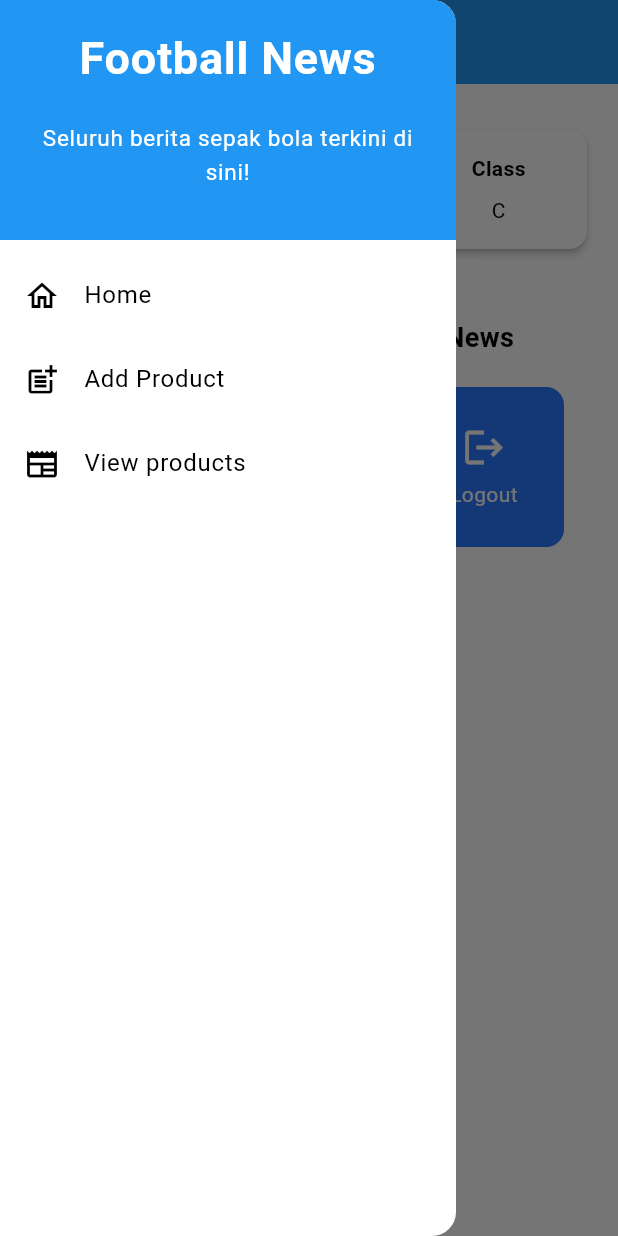
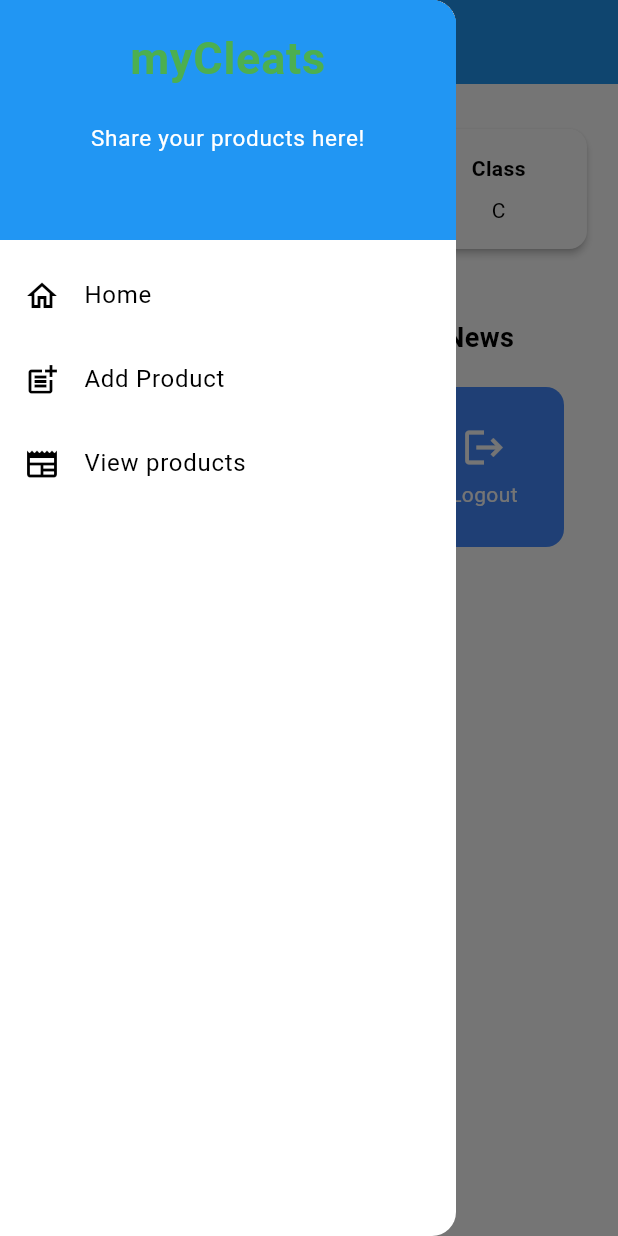
Before and after one commit to aiemusles/mycleats-mobile, a Flutter app: the screen it shows after launch, with the side drawer open, on a phone screen of 412 x 824 dp. Run offline on Flutter 3.47's test engine with Material 3 defaults, Android fonts, the light colour scheme and no system bars.

Commit message:
Slight color mod

```diff
--- a/mycleats/lib/main.dart
+++ b/mycleats/lib/main.dart
@@ -15,7 +15,7 @@ class MyApp extends StatelessWidget {
       title: 'Flutter Demo',
       theme: ThemeData(
          colorScheme: ColorScheme.fromSwatch(primarySwatch: Colors.blue)
-         .copyWith(secondary: Colors.blueAccent[400]),
+         .copyWith(secondary: Colors.blueAccent),
       ),
       home: MyHomePage(),
     );
--- a/mycleats/lib/screens/cleatslist_form.dart
+++ b/mycleats/lib/screens/cleatslist_form.dart
@@ -58,8 +58,8 @@ class _CleatsFormPageState extends State<CleatsFormPage> {
     return Scaffold(
       appBar: AppBar(
         title: const Center(child: Text('Add Product')),
-        backgroundColor: Colors.green,
-        foregroundColor: Colors.purple,
+        backgroundColor: Colors.purpleAccent[100],
+        foregroundColor: Colors.lightGreen,
       ),
       drawer: LeftDrawer(),
       body: Padding(
--- a/mycleats/lib/screens/menu.dart
+++ b/mycleats/lib/screens/menu.dart
@@ -22,10 +22,10 @@ class MyHomePage extends StatelessWidget {
     return Scaffold(
       // AppBar adalah bagian atas halaman yang menampilkan judul.
       appBar: AppBar(
-        // Judul aplikasi "Football News" dengan teks putih dan tebal.
+        // Judul aplikasi "myCleats" dengan teks ungu dan tebal.
         title: const Text(
-          'Football News',
-          style: TextStyle(color: Colors.white, fontWeight: FontWeight.bold),
+          'myCleats',
+          style: TextStyle(color: Colors.lightGreen, fontWeight: FontWeight.bold),
         ),
         // Warna latar belakang AppBar diambil dari skema warna tema aplikasi.
         backgroundColor: Theme.of(context).colorScheme.primary,
--- a/mycleats/lib/widgets/left_drawer.dart
+++ b/mycleats/lib/widgets/left_drawer.dart
@@ -15,17 +15,17 @@ class LeftDrawer extends StatelessWidget {
             child: Column(
               children: [
                 Text(
-                  'Football News',
+                  'myCleats',
                   textAlign: TextAlign.center,
                   style: TextStyle(
                     fontSize: 30,
                     fontWeight: FontWeight.bold,
-                    color: Colors.white,
+                    color: Colors.green,
                   ),
                 ),
                 Padding(padding: EdgeInsets.all(10)),
                 Text(
-                  "Seluruh berita sepak bola terkini di sini!",
+                  "Share your products here!",
                   textAlign: TextAlign.center,
                   style: TextStyle(
                     color: Colors.white,
@@ -51,7 +51,7 @@ class LeftDrawer extends StatelessWidget {
           ListTile(
             leading: const Icon(Icons.post_add),
             title: const Text('Add Product'),
-            // Bagian redirection ke NewsFormPage
+            // Bagian redirection ke CleatsFormPage
             onTap: () {
               Navigator.pushReplacement(
                 context,
@@ -62,7 +62,7 @@ class LeftDrawer extends StatelessWidget {
           ListTile(
             leading: const Icon(Icons.newspaper),
             title: const Text('View products'),
-            // NOTE: add redirection to see news page later
+            // NOTE: add redirection to see product page later
           )
         ],
       ),
```
